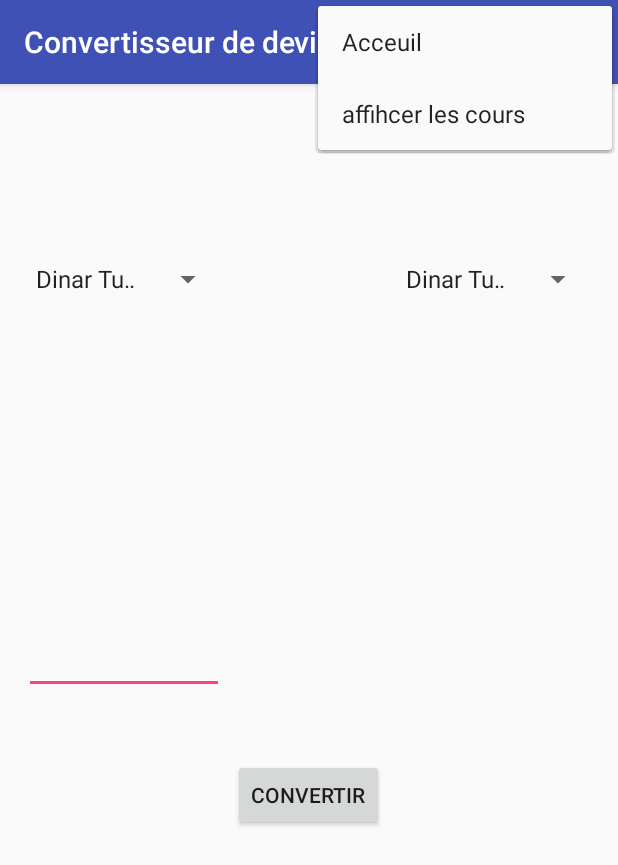
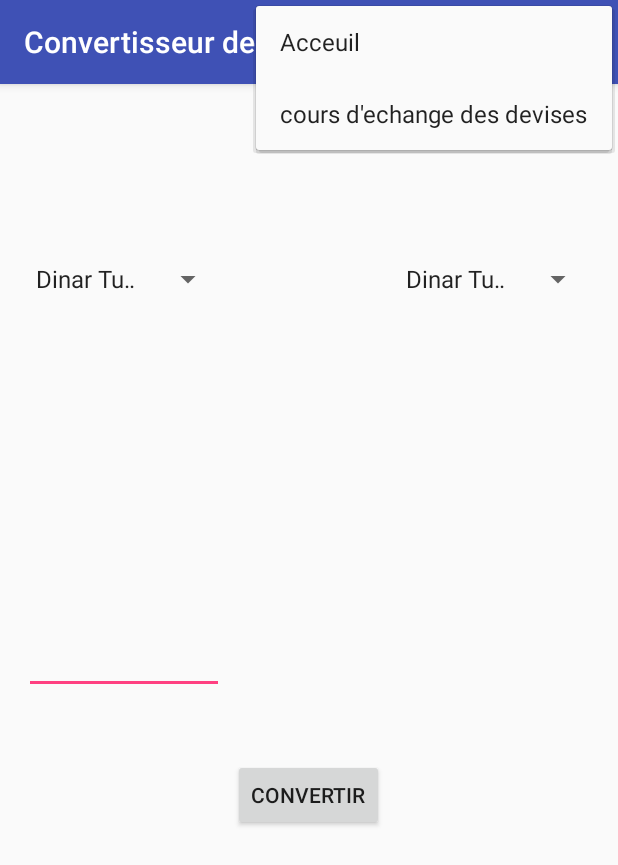
Before and after one commit to omarmahjoubi/ApplicationFinance, an Android app: the DeviseActivity screen opened directly, with no data from a screen before it, with the options menu open, on a phone screen of 412 x 824 dp. Shown: the top 865 px of the screen. Run offline under Robolectric (Android 15) with nearby library versions, the phone set to English and light mode, and no system bars.

```diff
--- a/app/src/main/res/values/strings.xml
+++ b/app/src/main/res/values/strings.xml
@@ -11,8 +11,8 @@
     <string name="acceuil">Acceuil</string>
     <string name="title_activity_devise">Convertisseur de devise</string>
     <string name="afficher_devise">convertisseur de devise</string>
-    <string name="button_convert">convertir</string>
-    <string name="display_cours">affihcer les cours</string>
+    <string name="button_convert">Convertir</string>
+    <string name="display_cours">cours d\'echange des devises</string>
 
 
 
```
Also changed, not shown: 1 other file.
